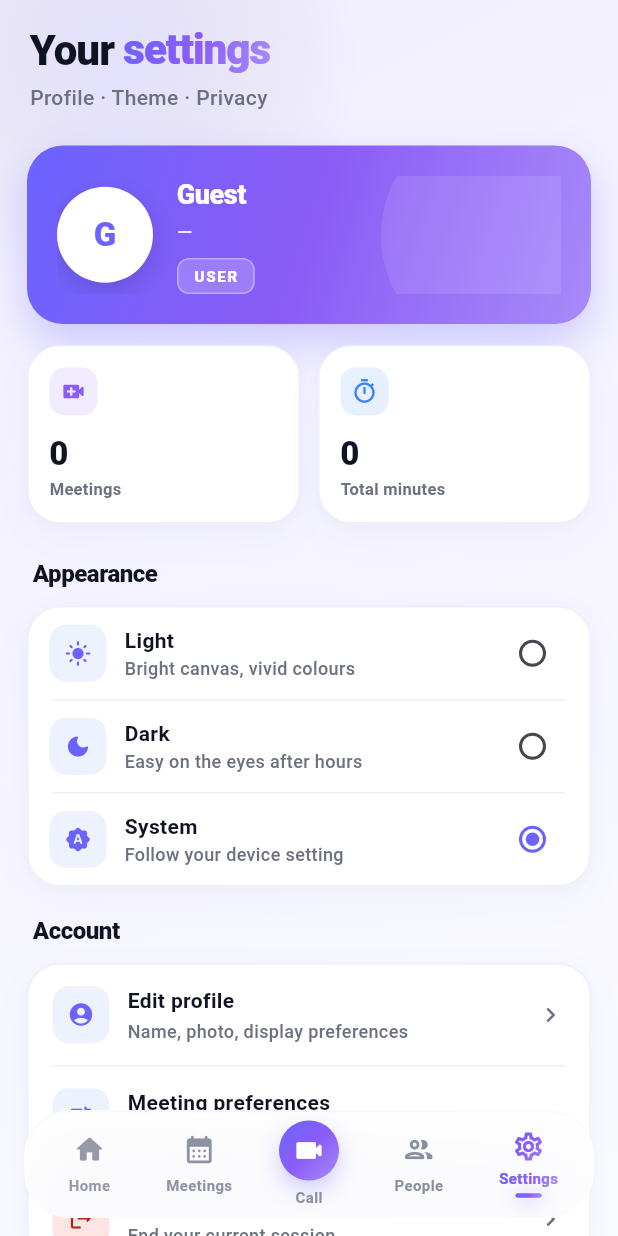
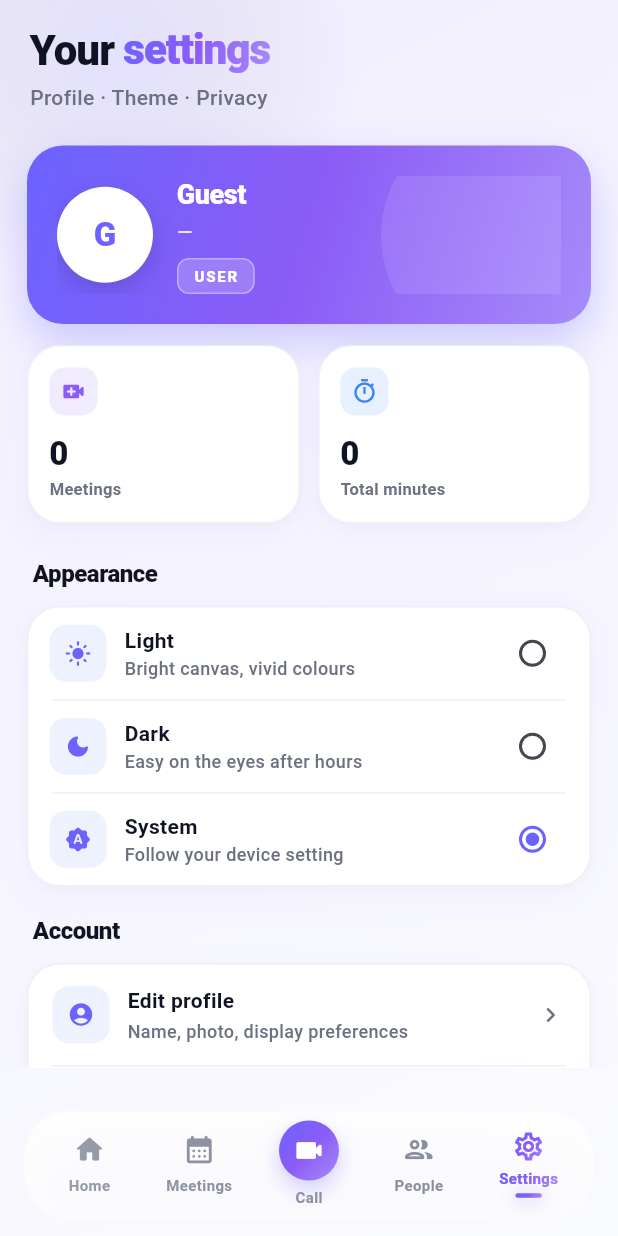
Before and after one commit to Tanmay-Girkar/mizdah, a Flutter app: the SettingsScreen screen opened by its route, on a phone screen of 412 x 824 dp. Run offline on Flutter 3.47's test engine with Material 3 defaults, Android fonts, the phone set to English and light mode, and no system bars; our stand-ins replace dio, emoji_picker_flutter, flutter_riverpod, flutter_secure_storage, go_router, google_sign_in and 6 more; missing offline and left inert: events2, flutter_webrtc, googleapis, h264_profile_level_id, sdp_transform; accounts and stored records are empty.

Commit message:
fix(ui): scroll content stops above floating nav (WhatsApp-style)
The previous approach added bottom padding INSIDE each ListView,
which only positioned the last item above the nav — content above
it kept rendering through the nav zone as the user scrolled. The
glassmorphic nav blurred whatever was behind it but didn't block
content from being visible underneath.

New approach: bound the scroll widget itself ABOVE the nav so the
ListView's clip rect ends at that boundary. Items physically
cannot render in the nav zone — they disappear at the edge of the
box rather than being covered by an opaque pill. This is how
WhatsApp / Telegram / Zoom handle their floating nav layouts.

Implementation:
  • MizdahTabScaffold's body is now wrapped in
    `Positioned(bottom: navBarBottomInset(context))`. The body
    parameter sees a constrained height that excludes the nav
    strip, so any ListView/CustomScrollView inside is clipped
    at that boundary.
  • Background gradient and the radial highlight stay in
    `Positioned.fill` — they intentionally extend behind the nav
    so the BackdropFilter has something to frost.
  • Each tab screen's ListView dropped its
    `padding: bottom: navBarBottomInset` (would now be doubled).
    Replaced with `EdgeInsets.only(bottom: 8)` for tiny inner
    breathing room at the last item.
  • Same fix applied to home_screen.dart since it has its own
    Scaffold (not MizdahTabScaffold).
  • Both scaffolds wrap the floating nav in `SafeArea(top: false)`
    so it clears the iOS home indicator and the Android gesture
    pill on every device.

Removed the now-unused `extendBodyBehindNav` parameter from
MizdahTabScaffold — the new layout doesn't need it.

Co-Authored-By: Claude Opus 4.7 (1M context) <noreply@anthropic.com>

```diff
--- a/lib/core/ui/mizdah_design.dart
+++ b/lib/core/ui/mizdah_design.dart
@@ -266,28 +266,25 @@ class MizdahTabScaffold extends StatelessWidget {
   /// 3 = People, 4 = Settings). Drives the floating-nav highlight.
   final int activeIndex;
   final Widget body;
-
-  /// When true, no SafeArea is applied to the body — let the screen
-  /// own its own scroll padding (so the lavender gradient extends
-  /// edge-to-edge while content respects insets).
-  final bool extendBodyBehindNav;
   const MizdahTabScaffold({
     super.key,
     required this.activeIndex,
     required this.body,
-    this.extendBodyBehindNav = true,
   });
 
   @override
   Widget build(BuildContext context) {
+    final navInset = MizdahTokens.navBarBottomInset(context);
     return Scaffold(
       backgroundColor: MizdahTokens.bg(context),
-      extendBody: extendBodyBehindNav,
+      // We don't use the Material `bottomNavigationBar` slot — the
+      // nav is a floating glass pill we draw inside the Stack.
+      // `extendBody` is moot in that setup.
       body: Stack(
         children: [
-          // Diagonal gradient backdrop — same as home screen so all
-          // tabs feel like one continuous canvas. Adaptive: lavender
-          // in light mode, deep navy in dark mode.
+          // 1. Full-screen background gradient — flows underneath
+          //    the floating nav too so the BackdropFilter has
+          //    something to frost.
           Positioned.fill(
             child: DecoratedBox(
               decoration: BoxDecoration(
@@ -295,8 +292,7 @@ class MizdahTabScaffold extends StatelessWidget {
               ),
             ),
           ),
-          // Subtle radial highlight at top-left for depth — slightly
-          // brighter in dark mode so it's actually visible.
+          // 2. Subtle radial highlight at top-left for depth.
           Positioned(
             top: -120,
             left: -80,
@@ -318,8 +314,25 @@ class MizdahTabScaffold extends StatelessWidget {
               ),
             ),
           ),
-          body,
-          // Floating bottom nav — pinned with safe-area inset.
+          // 3. Body — explicitly constrained ABOVE the floating
+          //    nav. With `bottom: navInset` the body's clip rect
+          //    ends above the nav, so any ListView/CustomScroll
+          //    inside this body physically cannot render in the
+          //    nav zone (WhatsApp-/Telegram-style behaviour).
+          //
+          //    The screen's own ListView no longer needs a bottom
+          //    padding for the nav — its parent box does the work.
+          Positioned(
+            top: 0,
+            left: 0,
+            right: 0,
+            bottom: navInset,
+            child: body,
+          ),
+          // 4. Floating bottom nav — sits in the strip we reserved
+          //    above. The nav respects the system safe-area inset
+          //    so it never collides with the iOS home indicator or
+          //    the Android gesture pill.
           Align(
             alignment: Alignment.bottomCenter,
             child: SafeArea(
--- a/lib/features/call/presentation/call_hub_screen.dart
+++ b/lib/features/call/presentation/call_hub_screen.dart
@@ -112,7 +112,9 @@ class _CallHubScreenState extends ConsumerState<CallHubScreen>
         bottom: false,
         child: ListView(
           physics: const BouncingScrollPhysics(),
-          padding: EdgeInsets.only(bottom: MizdahTokens.navBarBottomInset(context)),
+          // Bottom space for the floating nav is reserved by
+            // MizdahTabScaffold so the ListView clip ends above it.
+            padding: const EdgeInsets.only(bottom: 8),
           children: [
             MizdahFadeUp(
               controller: _entryCtrl,
--- a/lib/features/meetings/presentation/meetings_screen.dart
+++ b/lib/features/meetings/presentation/meetings_screen.dart
@@ -70,7 +70,9 @@ class _MeetingsScreenState extends ConsumerState<MeetingsScreen>
           child: ListView(
             physics: const AlwaysScrollableScrollPhysics(
                 parent: BouncingScrollPhysics()),
-            padding: EdgeInsets.only(bottom: MizdahTokens.navBarBottomInset(context)),
+            // Bottom space for the floating nav is reserved by
+            // MizdahTabScaffold so the ListView clip ends above it.
+            padding: const EdgeInsets.only(bottom: 8),
             children: [
               MizdahFadeUp(
                 controller: _entryCtrl,
--- a/lib/features/people/presentation/people_screen.dart
+++ b/lib/features/people/presentation/people_screen.dart
@@ -83,7 +83,9 @@ class _PeopleScreenState extends ConsumerState<PeopleScreen>
         child: ListView(
           physics: const AlwaysScrollableScrollPhysics(
               parent: BouncingScrollPhysics()),
-          padding: EdgeInsets.only(bottom: MizdahTokens.navBarBottomInset(context)),
+          // Bottom space for the floating nav is reserved by
+            // MizdahTabScaffold so the ListView clip ends above it.
+            padding: const EdgeInsets.only(bottom: 8),
           children: [
             MizdahFadeUp(
               controller: _entryCtrl,
--- a/lib/features/settings/presentation/settings_screen.dart
+++ b/lib/features/settings/presentation/settings_screen.dart
@@ -58,7 +58,9 @@ class _SettingsScreenState extends ConsumerState<SettingsScreen>
         bottom: false,
         child: ListView(
           physics: const BouncingScrollPhysics(),
-          padding: EdgeInsets.only(bottom: MizdahTokens.navBarBottomInset(context)),
+          // Bottom space for the floating nav is reserved by
+            // MizdahTabScaffold so the ListView clip ends above it.
+            padding: const EdgeInsets.only(bottom: 8),
           children: [
             MizdahFadeUp(
               controller: _entryCtrl,
```
Also changed, not shown: lib/features/home/presentation/home_screen.dart (+32 -12 lines).
